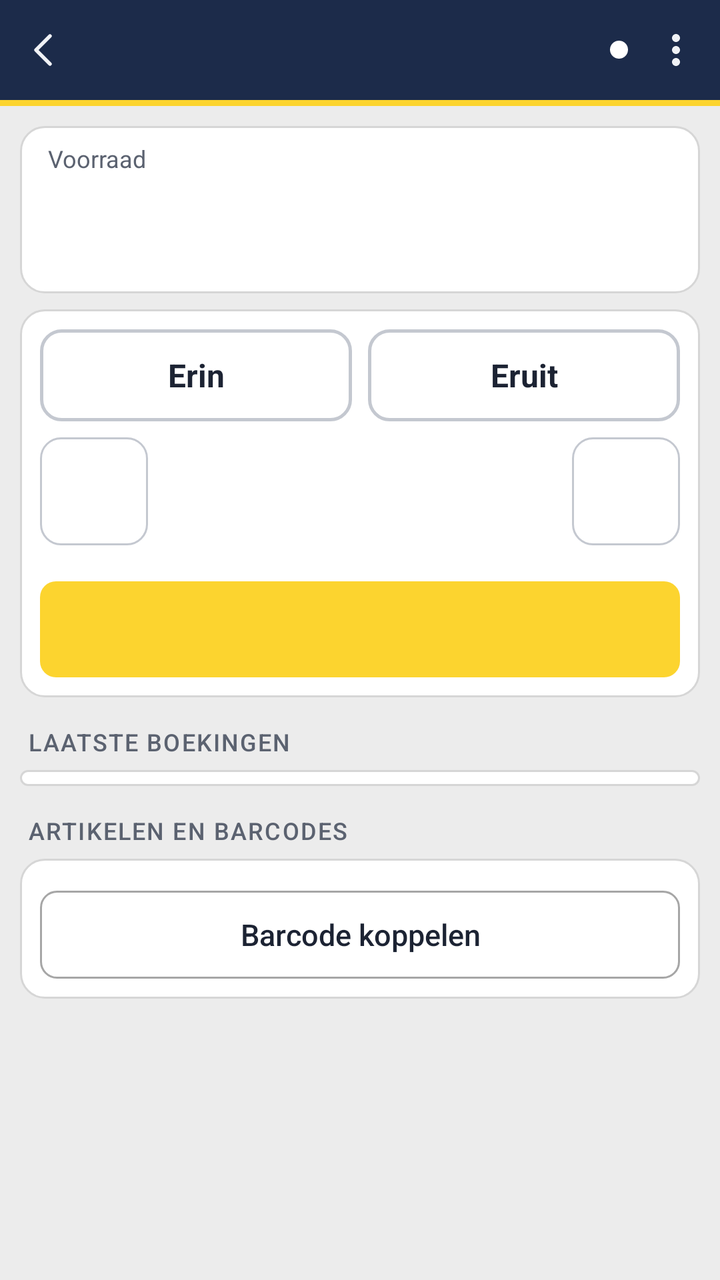
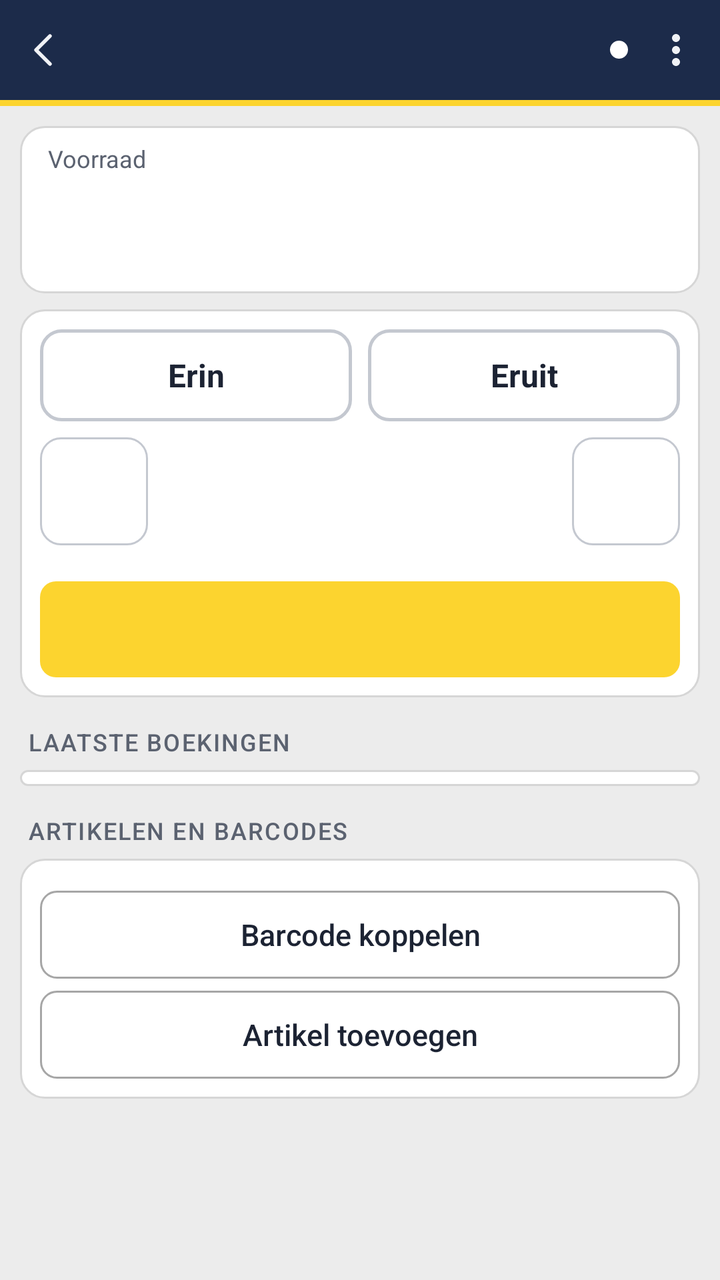

Screens rendered from an Android XML layout before and after an edit, with the pre-edit source and the edit as a unified diff.
<!-- AndroidManifest.xml: activity theme Thema.Handterminal.Licht -->
<!-- res/layout/activity_product.xml -->
<?xml version="1.0" encoding="utf-8"?>
<LinearLayout xmlns:android="http://schemas.android.com/apk/res/android"
    xmlns:app="http://schemas.android.com/apk/res-auto"
    android:layout_width="match_parent"
    android:layout_height="match_parent"
    android:background="@color/achtergrond"
    android:orientation="vertical">

    <include
        android:id="@+id/balk"
        layout="@layout/balk" />

    <ScrollView
        android:id="@+id/scroll"
        android:layout_width="match_parent"
        android:layout_height="0dp"
        android:layout_weight="1">

        <LinearLayout
            android:layout_width="match_parent"
            android:layout_height="wrap_content"
            android:orientation="vertical"
            android:padding="10dp">

            <TextView
                android:id="@+id/scanMelding"
                android:layout_width="match_parent"
                android:layout_height="wrap_content"
                android:layout_marginBottom="8dp"
                android:background="@drawable/badge_geel"
                android:paddingStart="10dp"
                android:paddingTop="6dp"
                android:paddingEnd="10dp"
                android:paddingBottom="6dp"
                android:textColor="@color/navy"
                android:textSize="13sp"
                android:visibility="gone" />

            
            <LinearLayout
                android:layout_width="match_parent"
                android:layout_height="wrap_content"
                android:background="@drawable/kaart"
                android:gravity="center_vertical"
                android:orientation="horizontal"
                android:paddingStart="14dp"
                android:paddingTop="8dp"
                android:paddingEnd="12dp"
                android:paddingBottom="8dp">

                <ImageView
                    android:id="@+id/productFoto"
                    android:layout_width="60dp"
                    android:layout_height="60dp"
                    android:layout_marginEnd="12dp"
                    android:contentDescription="@null"
                    android:scaleType="fitCenter"
                    android:visibility="gone" />

                <LinearLayout
                    android:layout_width="0dp"
                    android:layout_height="wrap_content"
                    android:layout_weight="1"
                    android:orientation="vertical">

                    <TextView
                        android:layout_width="wrap_content"
                        android:layout_height="wrap_content"
                        android:text="@string/voorraad"
                        android:textColor="@color/tekst_zacht"
                        android:textSize="12sp" />

                    <TextView
                        android:id="@+id/voorraad"
                        android:layout_width="wrap_content"
                        android:layout_height="wrap_content"
                        android:textColor="@color/tekst"
                        android:textSize="26sp"
                        android:textStyle="bold" />

                    <TextView
                        android:id="@+id/voorraadSub"
                        android:layout_width="wrap_content"
                        android:layout_height="wrap_content"
                        android:textColor="@color/tekst_zacht"
                        android:textSize="12sp" />

                    <TextView
                        android:id="@+id/kenmerken"
                        android:layout_width="wrap_content"
                        android:layout_height="wrap_content"
                        android:layout_marginTop="2dp"
                        android:textColor="@color/navy"
                        android:textSize="12sp"
                        android:textStyle="bold"
                        android:visibility="gone" />
                </LinearLayout>

                <TextView
                    android:id="@+id/laagLabel"
                    android:layout_width="wrap_content"
                    android:layout_height="20dp"
                    android:background="@drawable/badge_rood"
                    android:gravity="center"
                    android:paddingStart="8dp"
                    android:paddingEnd="8dp"
                    android:text="@string/laag"
                    android:textColor="@color/wit"
                    android:textSize="11sp"
                    android:textStyle="bold"
                    android:visibility="gone" />
            </LinearLayout>

            <TextView
                android:id="@+id/productOpmerking"
                android:layout_width="match_parent"
                android:layout_height="wrap_content"
                android:layout_marginTop="6dp"
                android:background="@drawable/badge_geel"
                android:paddingStart="10dp"
                android:paddingTop="6dp"
                android:paddingEnd="10dp"
                android:paddingBottom="6dp"
                android:textColor="@color/navy"
                android:textSize="13sp"
                android:visibility="gone" />

            
            <LinearLayout
                android:layout_width="match_parent"
                android:layout_height="wrap_content"
                android:layout_marginTop="8dp"
                android:background="@drawable/kaart"
                android:orientation="vertical"
                android:padding="10dp">

                <LinearLayout
                    android:layout_width="match_parent"
                    android:layout_height="46dp"
                    android:orientation="horizontal">

                    <TextView
                        android:id="@+id/erinKnop"
                        android:layout_width="0dp"
                        android:layout_height="match_parent"
                        android:layout_marginEnd="4dp"
                        android:layout_weight="1"
                        android:background="@drawable/keuze_groot"
                        android:clickable="true"
                        app:drawableStartCompat="@drawable/ic_erin"
                        android:drawablePadding="6dp"
                        app:drawableTint="@color/keuze_tekst"
                        android:focusable="true"
                        android:gravity="center"
                        android:paddingStart="18dp"
                        android:paddingEnd="18dp"
                        android:text="@string/erin"
                        android:textColor="@color/keuze_tekst"
                        android:textSize="16sp"
                        android:textStyle="bold" />

                    <TextView
                        android:id="@+id/eruitKnop"
                        android:layout_width="0dp"
                        android:layout_height="match_parent"
                        android:layout_marginStart="4dp"
                        android:layout_weight="1"
                        android:background="@drawable/keuze_groot"
                        android:clickable="true"
                        app:drawableStartCompat="@drawable/ic_eruit"
                        android:drawablePadding="6dp"
                        app:drawableTint="@color/keuze_tekst"
                        android:focusable="true"
                        android:gravity="center"
                        android:paddingStart="18dp"
                        android:paddingEnd="18dp"
                        android:text="@string/eruit"
                        android:textColor="@color/keuze_tekst"
                        android:textSize="16sp"
                        android:textStyle="bold" />
                </LinearLayout>

                <LinearLayout
                    android:layout_width="match_parent"
                    android:layout_height="54dp"
                    android:layout_marginTop="8dp"
                    android:gravity="center_vertical"
                    android:orientation="horizontal">

                    <ImageView
                        android:id="@+id/minKnop"
                        android:layout_width="54dp"
                        android:layout_height="54dp"
                        android:background="@drawable/toets_licht"
                        android:clickable="true"
                        android:contentDescription="@string/minder"
                        android:focusable="true"
                        android:scaleType="center"
                        android:src="@drawable/ic_min"
                        app:tint="@color/tekst" />

                    <TextView
                        android:id="@+id/aantal"
                        android:layout_width="0dp"
                        android:layout_height="match_parent"
                        android:layout_weight="1"
                        android:background="?android:attr/selectableItemBackground"
                        android:clickable="true"
                        android:focusable="true"
                        android:gravity="center"
                        android:textColor="@color/tekst"
                        android:textSize="30sp"
                        android:textStyle="bold" />

                    <ImageView
                        android:id="@+id/plusKnop"
                        android:layout_width="54dp"
                        android:layout_height="54dp"
                        android:background="@drawable/toets_licht"
                        android:clickable="true"
                        android:contentDescription="@string/meer_aantal"
                        android:focusable="true"
                        android:scaleType="center"
                        android:src="@drawable/ic_plus"
                        app:tint="@color/tekst" />
                </LinearLayout>

                <LinearLayout
                    android:id="@+id/snelKnoppen"
                    android:layout_width="match_parent"
                    android:layout_height="wrap_content"
                    android:layout_marginTop="8dp"
                    android:gravity="center"
                    android:orientation="horizontal" />

                <HorizontalScrollView
                    android:id="@+id/redenenScroll"
                    android:layout_width="match_parent"
                    android:layout_height="wrap_content"
                    android:layout_marginTop="8dp"
                    android:scrollbars="none"
                    android:visibility="gone">

                    <LinearLayout
                        android:id="@+id/redenen"
                        android:layout_width="wrap_content"
                        android:layout_height="wrap_content"
                        android:orientation="horizontal" />
                </HorizontalScrollView>

                <Button
                    android:id="@+id/boekKnop"
                    style="@style/Knop.Geel"
                    android:layout_width="match_parent"
                    android:layout_marginTop="10dp" />
            </LinearLayout>

            <LinearLayout
                android:id="@+id/infoBoven"
                android:layout_width="match_parent"
                android:layout_height="wrap_content"
                android:orientation="vertical" />

            <TextView
                style="@style/Kop"
                android:paddingStart="4dp"
                android:text="@string/laatste_boekingen" />

            <LinearLayout
                android:id="@+id/mutaties"
                android:layout_width="match_parent"
                android:layout_height="wrap_content"
                android:background="@drawable/kaart"
                android:orientation="vertical"
                android:paddingStart="12dp"
                android:paddingTop="4dp"
                android:paddingEnd="12dp"
                android:paddingBottom="4dp" />

            <TextView
                style="@style/Kop"
                android:paddingStart="4dp"
                android:text="@string/artikelen_en_barcodes" />

            <LinearLayout
                android:layout_width="match_parent"
                android:layout_height="wrap_content"
                android:background="@drawable/kaart"
                android:orientation="vertical"
                android:padding="10dp">

                <LinearLayout
                    android:id="@+id/barcodeLijst"
                    android:layout_width="match_parent"
                    android:layout_height="wrap_content"
                    android:orientation="vertical" />

                <Button
                    android:id="@+id/koppelKnop"
                    style="@style/Knop.Rand"
                    android:layout_width="match_parent"
                    android:layout_height="44dp"
                    android:layout_marginTop="6dp"
                    app:drawableStartCompat="@drawable/ic_koppelen"
                    app:drawableTint="@color/navy"
                    android:text="@string/barcode_koppelen"
                    android:textSize="15sp" />
            </LinearLayout>

            <LinearLayout
                android:id="@+id/infoOnder"
                android:layout_width="match_parent"
                android:layout_height="wrap_content"
                android:orientation="vertical"
                android:paddingBottom="8dp" />

        </LinearLayout>
    </ScrollView>
</LinearLayout>
<!-- res/layout/balk.xml (included above) -->
<?xml version="1.0" encoding="utf-8"?>
<LinearLayout xmlns:android="http://schemas.android.com/apk/res/android"
    xmlns:app="http://schemas.android.com/apk/res-auto"
    android:layout_width="match_parent"
    android:layout_height="wrap_content"
    android:orientation="vertical">

    <LinearLayout
        android:id="@+id/balk"
        android:layout_width="match_parent"
        android:layout_height="50dp"
        android:background="@color/navy"
        android:gravity="center_vertical"
        android:orientation="horizontal"
        android:paddingEnd="2dp">

        <ImageButton
            android:id="@+id/balkTerug"
            android:layout_width="44dp"
            android:layout_height="50dp"
            android:background="@drawable/menu_knop"
            android:contentDescription="@string/terug"
            android:src="@drawable/ic_terug"
            app:tint="@color/tekst_op_navy" />

        <ImageView
            android:id="@+id/balkLogo"
            android:layout_width="34dp"
            android:layout_height="34dp"
            android:layout_marginStart="10dp"
            android:contentDescription="@string/club"
            android:src="@drawable/clublogo"
            android:visibility="gone" />

        <LinearLayout
            android:layout_width="0dp"
            android:layout_height="wrap_content"
            android:layout_marginStart="6dp"
            android:layout_weight="1"
            android:orientation="vertical">

            <TextView
                android:id="@+id/balkTitel"
                android:layout_width="match_parent"
                android:layout_height="wrap_content"
                android:ellipsize="end"
                android:singleLine="true"
                android:textColor="@color/wit"
                android:textSize="17sp"
                android:textStyle="bold" />

            <TextView
                android:id="@+id/balkSub"
                android:layout_width="match_parent"
                android:layout_height="wrap_content"
                android:ellipsize="end"
                android:singleLine="true"
                android:textColor="@color/tekst_zacht_op_navy"
                android:textSize="12sp"
                android:visibility="gone" />
        </LinearLayout>

        <View
            android:id="@+id/balkStip"
            android:layout_width="9dp"
            android:layout_height="9dp"
            android:layout_marginStart="6dp"
            android:layout_marginEnd="4dp"
            android:background="@drawable/status_stip" />

        <ImageButton
            android:id="@+id/balkMenu"
            android:layout_width="40dp"
            android:layout_height="50dp"
            android:background="@drawable/menu_knop"
            android:contentDescription="@string/menu_openen"
            android:src="@drawable/ic_menu"
            app:tint="@color/tekst_op_navy" />
    </LinearLayout>

    <View
        android:layout_width="match_parent"
        android:layout_height="3dp"
        android:background="@color/geel" />
</LinearLayout>
<!-- resources referenced by this layout -->
<resources>
  <color name="achtergrond">#ECECEC</color>
  <color name="geel">#FCD42F</color>
  <color name="navy">#1C2B4A</color>
  <color name="tekst">#1C2333</color>
  <color name="tekst_op_navy">#F0F2F6</color>
  <color name="tekst_zacht">#5B6270</color>
  <color name="tekst_zacht_op_navy">#A9B3CC</color>
  <color name="wit">#FFFFFF</color>
  <!-- drawable badge_geel (drawable) -->
  <?xml version="1.0" encoding="utf-8"?>
  <shape xmlns:android="http://schemas.android.com/apk/res/android">
      <corners android:radius="9dp" />
      <solid android:color="@color/geel" />
  </shape>
  <!-- drawable badge_rood (drawable) -->
  <?xml version="1.0" encoding="utf-8"?>
  <shape xmlns:android="http://schemas.android.com/apk/res/android">
      <corners android:radius="9dp" />
      <solid android:color="@color/rood_balk" />
  </shape>
  <!-- drawable kaart (drawable) -->
  <?xml version="1.0" encoding="utf-8"?>
  <shape xmlns:android="http://schemas.android.com/apk/res/android">
      <corners android:radius="12dp" />
      <solid android:color="@color/kaart" />
      <stroke android:width="1dp" android:color="@color/rand_licht" />
  </shape>
  <!-- drawable menu_knop (drawable) -->
  <?xml version="1.0" encoding="utf-8"?>
  <selector xmlns:android="http://schemas.android.com/apk/res/android">
      <item android:state_pressed="true">
          <shape android:shape="oval"><solid android:color="#33FFFFFF" /></shape>
      </item>
      <item><shape android:shape="oval"><solid android:color="@android:color/transparent" /></shape></item>
  </selector>
  <!-- drawable status_stip (drawable) -->
  <?xml version="1.0" encoding="utf-8"?>
  <shape xmlns:android="http://schemas.android.com/apk/res/android" android:shape="oval">
      <solid android:color="@color/wit" />
  </shape>
  <string name="artikelen_en_barcodes">Artikelen en barcodes</string>
  <string name="barcode_koppelen">Barcode koppelen</string>
  <string name="club">s.v. Blauw-Geel 1915</string>
  <string name="erin">Erin</string>
  <string name="eruit">Eruit</string>
  <string name="laag">laag</string>
  <string name="laatste_boekingen">Laatste boekingen</string>
  <string name="meer_aantal">Eén meer</string>
  <string name="menu_openen">Menu</string>
  <string name="minder">Eén minder</string>
  <string name="terug">Terug</string>
  <string name="voorraad">Voorraad</string>
  <style name="Knop.Geel">
          <item name="android:background">@drawable/knop_geel</item>
          <item name="android:textColor">@color/navy</item>
          <item name="android:textStyle">bold</item>
      </style>
  <style name="Knop.Rand">
          <item name="android:background">@drawable/knop_rand</item>
          <item name="android:textColor">@color/tekst</item>
      </style>
  <style name="Thema.Handterminal.Licht">
          <item name="android:windowBackground">@color/achtergrond</item>
          <item name="android:textColorPrimary">@color/tekst</item>
      </style>
  <color name="rood_balk">#A91C1C</color>
  <color name="kaart">#FFFFFF</color>
  <color name="rand_licht">#D6D6D6</color>
  <color name="geel_donker">#E0BA17</color>
  <!-- drawable knop_geel (drawable) -->
  <?xml version="1.0" encoding="utf-8"?>
  <selector xmlns:android="http://schemas.android.com/apk/res/android">
      <item android:state_pressed="true">
          <shape><corners android:radius="8dp" /><solid android:color="@color/geel_donker" /></shape>
      </item>
      <item>
          <shape><corners android:radius="8dp" /><solid android:color="@color/geel" /></shape>
      </item>
  </selector>
  <!-- unchanged entries left out for length: 12 -->
</resources>

<!-- the commit's change to res/layout/activity_product.xml (unified diff, before → after) -->
@@ -305,6 +305,17 @@
                     app:drawableTint="@color/navy"
                     android:text="@string/barcode_koppelen"
                     android:textSize="15sp" />
+
+                <Button
+                    android:id="@+id/artikelKnop"
+                    style="@style/Knop.Rand"
+                    android:layout_width="match_parent"
+                    android:layout_height="44dp"
+                    android:layout_marginTop="6dp"
+                    app:drawableStartCompat="@drawable/ic_plus"
+                    app:drawableTint="@color/navy"
+                    android:text="@string/artikel_toevoegen"
+                    android:textSize="15sp" />
             </LinearLayout>
 
             <LinearLayout
<!-- resource entries referenced after the edit -->
@@ -40,6 +40,7 @@
   <shape xmlns:android="http://schemas.android.com/apk/res/android" android:shape="oval">
       <solid android:color="@color/wit" />
   </shape>
+  <string name="artikel_toevoegen">Artikel toevoegen</string>
   <string name="artikelen_en_barcodes">Artikelen en barcodes</string>
   <string name="barcode_koppelen">Barcode koppelen</string>
   <string name="club">s.v. Blauw-Geel 1915</string>
